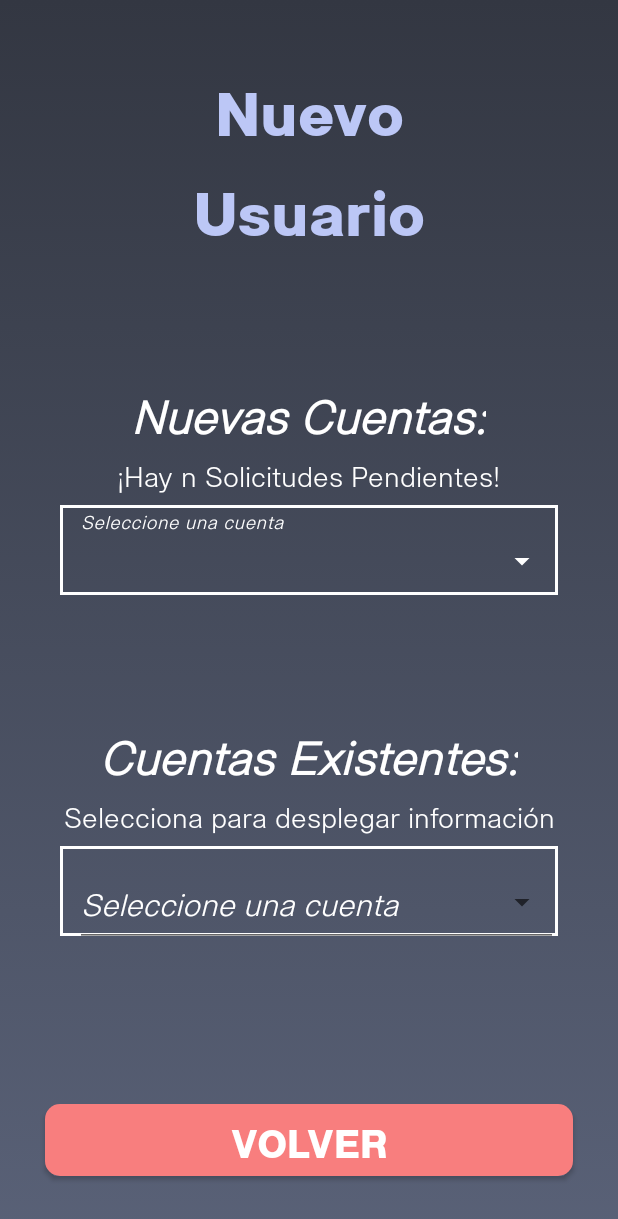
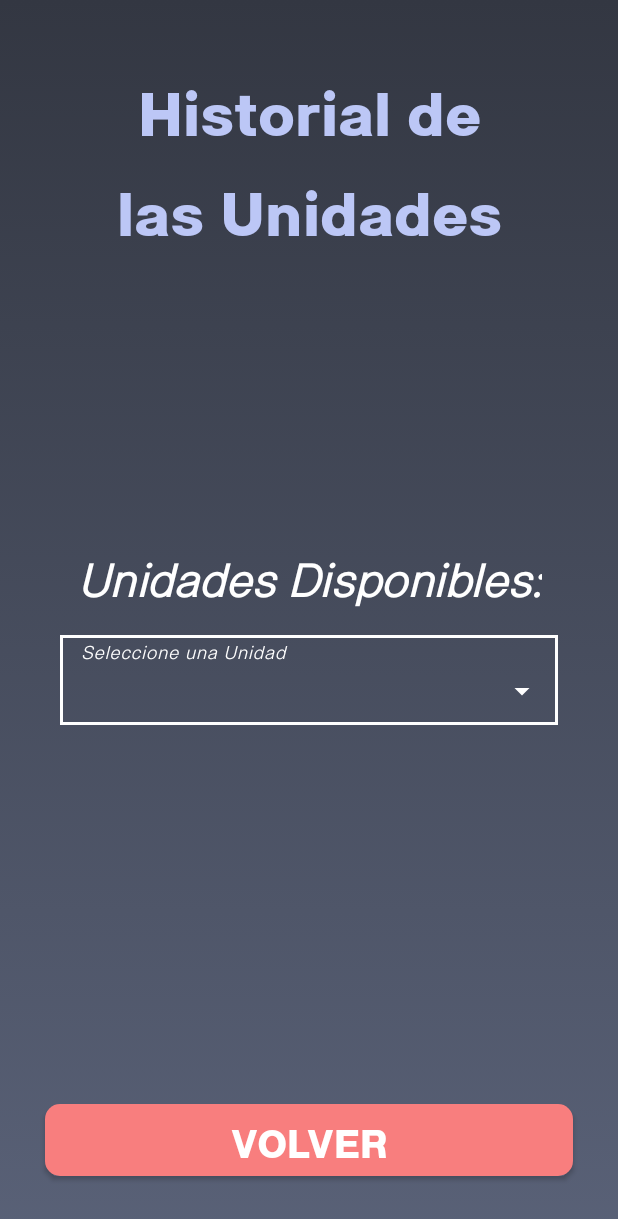
Before and after one commit to MoisesMoralesGtz/PIA-MOVILES2023, an Android app: the screen it shows after launch (solicitudes_cuentas before the commit, historial_unidades after it), on a phone screen of 412 x 824 dp. Shown: the top 1219 px of the screen. Run offline under Robolectric (Android 15) with nearby library versions, the phone set to English and light mode, and no system bars.

Commit message:
Front - Unit History Screen

```diff
--- a/app/src/main/AndroidManifest.xml
+++ b/app/src/main/AndroidManifest.xml
@@ -12,7 +12,7 @@
         android:theme="@style/Theme.AdministradorDeUnidadesMóvilesE2023"
         tools:targetApi="31">
         <activity
-            android:name=".solicitudes_cuentas"
+            android:name=".historial_unidades"
             android:exported="true">
             <intent-filter>
                 <action android:name="android.intent.action.MAIN" />
@@ -22,13 +22,16 @@
 
         </activity>
         <activity
-            android:name=".main_administrador"
+            android:name=".solicitudes_cuentas"
             android:exported="true">
 
         </activity>
         <activity
+            android:name=".main_administrador"
+            android:exported="true"></activity>
+        <activity
             android:name=".nuevo_usuario"
-            android:exported="true"></activity>
+            android:exported="true" />
         <activity
             android:name=".MainActivity"
             android:exported="true" />
--- /dev/null
+++ b/app/src/main/java/com/example/administradordeunidadesmviles_e2023/historial_unidades.kt
@@ -0,0 +1,11 @@
+package com.example.administradordeunidadesmviles_e2023
+
+import androidx.appcompat.app.AppCompatActivity
+import android.os.Bundle
+
+class historial_unidades : AppCompatActivity() {
+    override fun onCreate(savedInstanceState: Bundle?) {
+        super.onCreate(savedInstanceState)
+        setContentView(R.layout.activity_historial_unidades)
+    }
+}
--- /dev/null
+++ b/app/src/main/res/layout/activity_historial_unidades.xml
@@ -0,0 +1,93 @@
+<?xml version="1.0" encoding="utf-8"?>
+<androidx.constraintlayout.widget.ConstraintLayout xmlns:android="http://schemas.android.com/apk/res/android"
+    xmlns:app="http://schemas.android.com/apk/res-auto"
+    xmlns:tools="http://schemas.android.com/tools"
+    android:layout_width="match_parent"
+    android:layout_height="match_parent"
+    android:background="@drawable/fondo_pantallas"
+    tools:context=".solicitudes_cuentas">
+    <!-- La idea es que en esta misma actividad se tenga la siguiente pantala (despliegue de la tabla) -->
+    <TextView
+        android:id="@+id/textView"
+        android:layout_width="wrap_content"
+        android:layout_height="wrap_content"
+        android:fontFamily="@font/sublima_bold"
+        android:text="Historial de\nlas Unidades"
+        android:textAlignment="center"
+        android:textColor="@color/letrasColor"
+
+        android:textSize="40sp"
+        app:layout_constraintBottom_toBottomOf="parent"
+        app:layout_constraintEnd_toEndOf="parent"
+        app:layout_constraintStart_toStartOf="parent"
+        app:layout_constraintTop_toTopOf="parent"
+        app:layout_constraintVertical_bias="0.055" />
+
+
+    <TextView
+        android:id="@+id/txtNombre"
+        android:layout_width="wrap_content"
+        android:layout_height="wrap_content"
+        android:fontFamily="@font/sublima_light"
+        android:text="@string/unidadesD"
+        android:textAlignment="center"
+
+        android:textColor="@color/white"
+        android:textSize="30sp"
+        app:layout_constraintBottom_toBottomOf="parent"
+        app:layout_constraintEnd_toEndOf="parent"
+        app:layout_constraintStart_toStartOf="parent"
+        app:layout_constraintTop_toTopOf="parent"
+        app:layout_constraintVertical_bias="0.463" />
+
+    <Button
+        android:id="@+id/btnVolver"
+        android:layout_width="match_parent"
+
+        android:layout_height="wrap_content"
+        android:layout_marginStart="30dp"
+        android:layout_marginEnd="30dp"
+        android:layout_marginBottom="40dp"
+        android:background="@drawable/btn_regresar"
+        android:fontFamily="@font/sublima_bold"
+
+        android:text="Volver"
+        android:textColor="@drawable/btn_regresar_texto"
+        android:textSize="25sp"
+        app:layout_constraintBottom_toBottomOf="parent"
+        app:layout_constraintStart_toStartOf="parent" />
+
+    <com.google.android.material.textfield.TextInputLayout
+        android:id="@+id/textInputLayoutNCUENTA"
+        style="@style/Widget.MaterialComponents.TextInputLayout.OutlinedBox.ExposedDropdownMenu"
+        android:layout_width="match_parent"
+        android:layout_height="60dp"
+        android:layout_marginHorizontal="40dp"
+        android:background="@drawable/estilo_inputs"
+        android:hint="@string/dropDownSelectUnidad"
+
+        android:inputType="none"
+        android:paddingLeft="10dp"
+        android:paddingTop="2dp"
+        android:textColorHint="@color/white"
+
+        android:theme="@style/Spinner"
+        app:layout_constraintBottom_toBottomOf="parent"
+        app:layout_constraintTop_toBottomOf="@+id/txtNombre"
+        app:layout_constraintVertical_bias="0.039"
+        tools:layout_editor_absoluteX="40dp">
+
+
+        <AutoCompleteTextView
+            android:id="@+id/dropdown_fieldNCUENTA"
+            android:layout_width="match_parent"
+            android:layout_height="60dp"
+            android:layout_marginBottom="20px"
+
+            android:fontFamily="@font/sublima_light"
+            android:inputType="none"
+            android:textColor="@color/white"
+            android:textSize="20dp" />
+    </com.google.android.material.textfield.TextInputLayout>
+
+</androidx.constraintlayout.widget.ConstraintLayout>
--- a/app/src/main/res/values/strings.xml
+++ b/app/src/main/res/values/strings.xml
@@ -4,5 +4,8 @@
     <string name="pseudohiperlink"><u><i><b>¿No tienes una cuenta?, ¡create una!</b> </i></u></string>
     <string name="nCuentas"><i><b>Nuevas Cuentas:</b></i></string>
     <string name="eCuentas"><i><b>Cuentas Existentes:</b></i></string>
+    <string name="unidadesD"><i><b>Unidades Disponibles:</b></i></string>
     <string name="dropDownSelect"><i>Seleccione una cuenta</i></string>
+    <string name="dropDownSelectUnidad"><i>Seleccione una Unidad</i></string>
+
 </resources>
```
